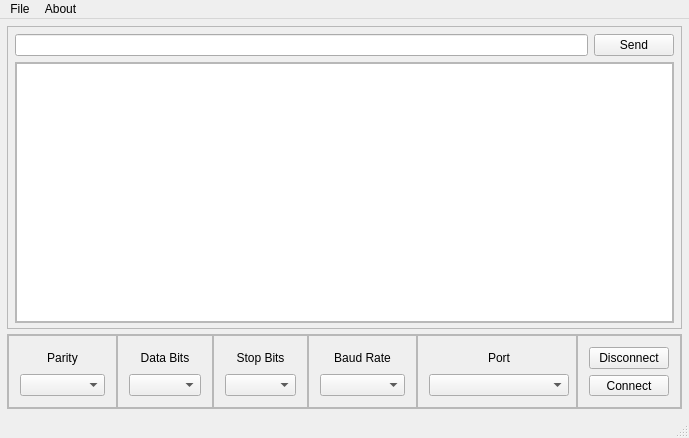
tlewiscpp/QSerialTerminal, file forms/mainwindow.ui: the form before one commit.
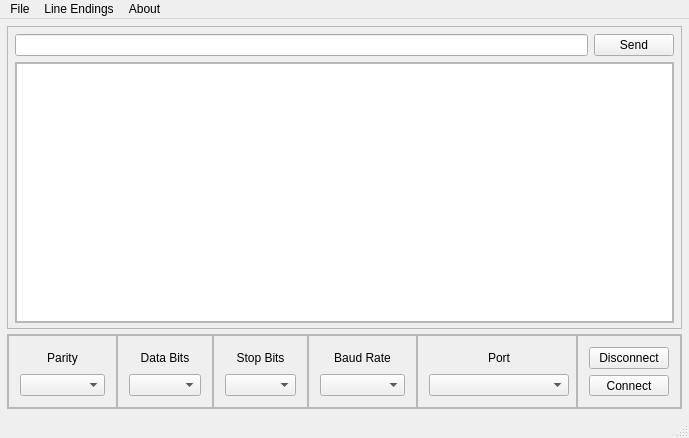
The form after the commit. Custom widgets are drawn as their Qt base class.

Commit message: Added support for line endings - 2012-Macbook-Pro

The edit to the form file:
```diff
--- a/forms/mainwindow.ui
+++ b/forms/mainwindow.ui
@@ -497,7 +497,7 @@
      <x>0</x>
      <y>0</y>
      <width>689</width>
-     <height>19</height>
+     <height>25</height>
     </rect>
    </property>
    <widget class="QMenu" name="menuFile">
@@ -515,7 +515,17 @@
     </property>
     <addaction name="actionAboutQt"/>
    </widget>
+   <widget class="QMenu" name="menuLineEndings">
+    <property name="title">
+     <string>Line Endings</string>
+    </property>
+    <addaction name="actionLENone"/>
+    <addaction name="actionLECR"/>
+    <addaction name="actionLELF"/>
+    <addaction name="actionLECRLF"/>
+   </widget>
    <addaction name="menuFile"/>
+   <addaction name="menuLineEndings"/>
    <addaction name="menuAbout"/>
   </widget>
   <widget class="QStatusBar" name="statusBar"/>
```
Left out of the diff: 49 changed lines with no effect on the pictures. The commit also changes 2 other files.
